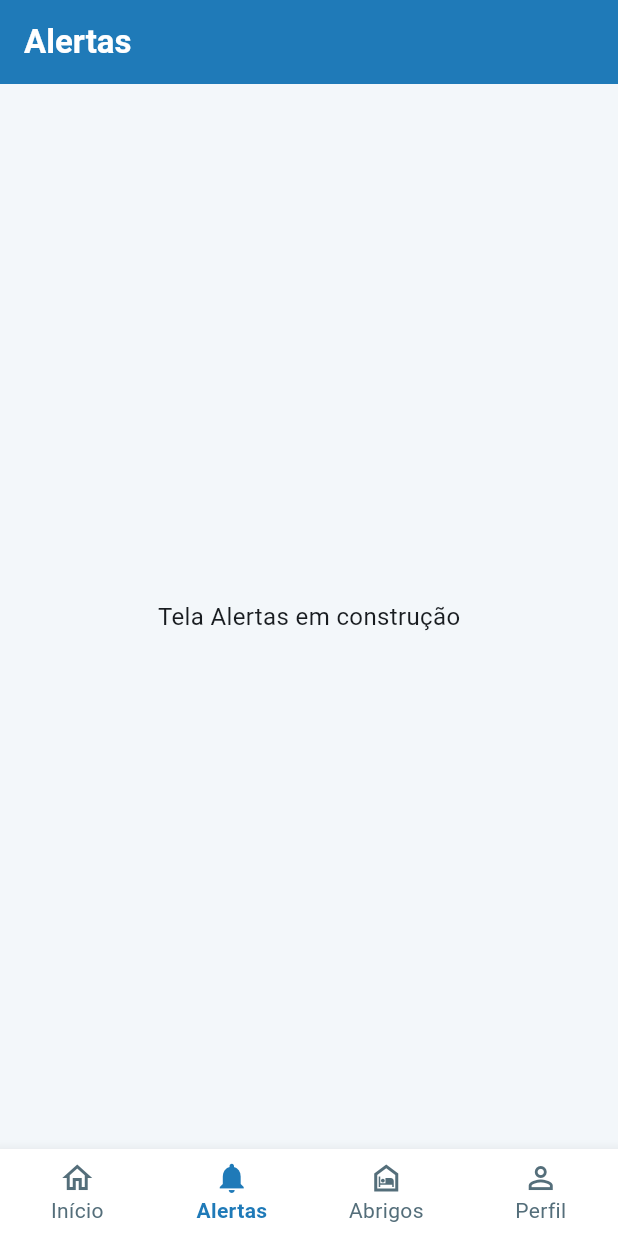
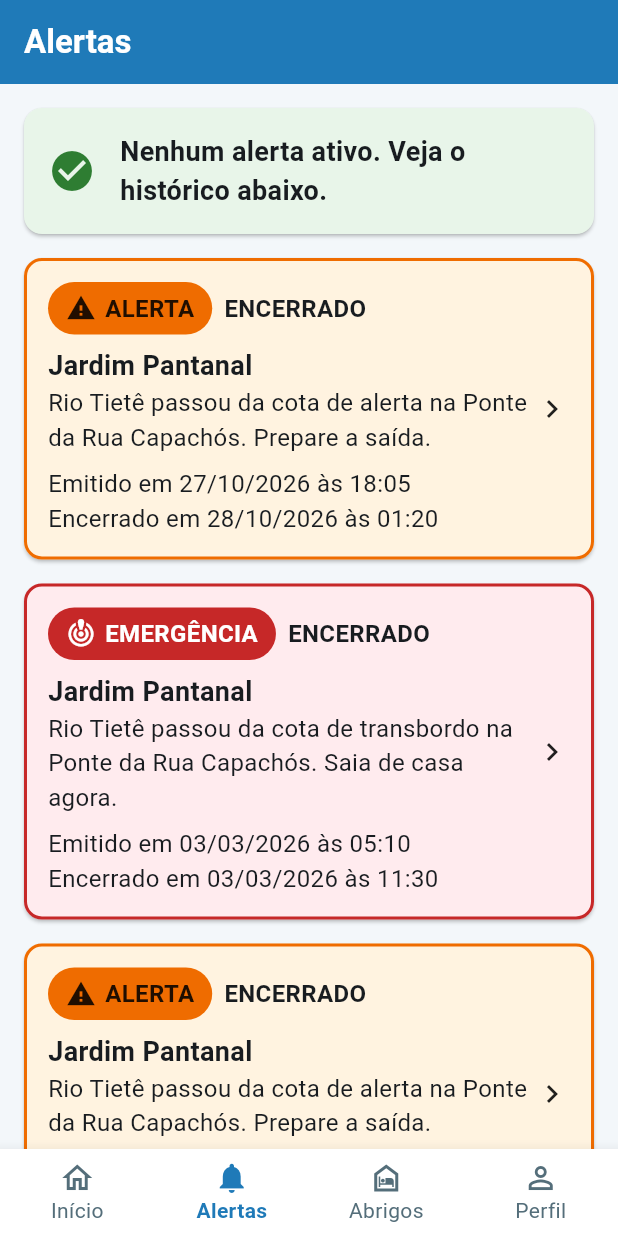
Before and after one commit to Raphael-Sinelli/guardario-mobile, a Flutter app: the CascaNavegacao screen opened directly, item 2 of the bottom bar chosen, on a phone screen of 412 x 824 dp. Run offline on Flutter 3.47's test engine with Material 3 defaults, Android fonts, the phone set to English and light mode, and no system bars; accounts and stored records are empty.

Commit message:
Adiciona os alertas e o detalhe do alerta
Lista de alertas com ListView.builder, alerta ativo em destaque e cards coloridos por nivel. O detalhe recebe o objeto Alerta pelo construtor e mostra o que fazer agora para cada nivel. O banner da tela inicial abre o detalhe. Datas formatadas a mao.

```diff
--- a/lib/telas/casca_navegacao.dart
+++ b/lib/telas/casca_navegacao.dart
@@ -1,10 +1,11 @@
 import 'package:flutter/material.dart';
 
+import 'tela_alertas.dart';
 import 'tela_inicio.dart';
 
 // Casca do app: guarda qual aba está aberta e mostra a BottomNavigationBar.
-// As abas Alertas, Abrigos e Perfil ainda são provisórias; as telas reais
-// entram nos próximos commits.
+// As abas Abrigos e Perfil ainda são provisórias; as telas reais entram nos
+// próximos commits.
 class CascaNavegacao extends StatefulWidget {
   const CascaNavegacao({super.key});
 
@@ -25,7 +26,7 @@ class _CascaNavegacaoState extends State<CascaNavegacao> {
   Widget build(BuildContext context) {
     final abas = [
       TelaInicio(irParaAba: _trocarAba),
-      const _AbaProvisoria(titulo: 'Alertas'),
+      const TelaAlertas(),
       const _AbaProvisoria(titulo: 'Abrigos'),
       const _AbaProvisoria(titulo: 'Perfil'),
     ];
--- /dev/null
+++ b/lib/telas/tela_alertas.dart
@@ -0,0 +1,187 @@
+import 'package:flutter/material.dart';
+
+import '../data/mock_data.dart';
+import '../models/alerta.dart';
+import '../models/nivel_risco.dart';
+import '../theme/app_theme.dart';
+import '../utils/formatar_data.dart';
+import '../widgets/selo_risco.dart';
+import 'tela_detalhe_alerta.dart';
+
+// Lista de alertas. O alerta ativo aparece em destaque, com o card cheio na
+// cor do nível. Os encerrados ficam com fundo claro.
+class TelaAlertas extends StatelessWidget {
+  const TelaAlertas({super.key});
+
+  @override
+  Widget build(BuildContext context) {
+    return Scaffold(
+      appBar: AppBar(
+        title: const Text('Alertas'),
+        automaticallyImplyLeading: false,
+      ),
+      body: ListView.builder(
+        padding: const EdgeInsets.all(AppTheme.espacoM),
+        // O item 0 é o resumo no topo; os alertas vêm depois
+        itemCount: alertas.length + 1,
+        itemBuilder: (context, indice) {
+          if (indice == 0) {
+            return _resumo(context);
+          }
+          final alerta = alertas[indice - 1];
+          return Padding(
+            padding: const EdgeInsets.only(bottom: AppTheme.espacoM),
+            child: _cartaoDoAlerta(context, alerta),
+          );
+        },
+      ),
+    );
+  }
+
+  Widget _resumo(BuildContext context) {
+    final temAtivo = alertas.any((alerta) => alerta.ativo);
+
+    if (!temAtivo) {
+      return Padding(
+        padding: const EdgeInsets.only(bottom: AppTheme.espacoM),
+        child: Card(
+          color: corClaraDoNivel(NivelRisco.normal),
+          child: const Padding(
+            padding: EdgeInsets.all(AppTheme.espacoM),
+            child: Row(
+              children: [
+                Icon(Icons.check_circle, color: AppTheme.corNormal, size: 32),
+                SizedBox(width: AppTheme.espacoM),
+                Expanded(
+                  child: Text(
+                    'Nenhum alerta ativo. Veja o histórico abaixo.',
+                    style: TextStyle(fontSize: 18, fontWeight: FontWeight.w600),
+                  ),
+                ),
+              ],
+            ),
+          ),
+        ),
+      );
+    }
+
+    return Padding(
+      padding: const EdgeInsets.only(bottom: AppTheme.espacoM),
+      child: Text(
+        'Alerta ativo em destaque',
+        style: Theme.of(context).textTheme.titleLarge,
+      ),
+    );
+  }
+
+  Widget _cartaoDoAlerta(BuildContext context, Alerta alerta) {
+    final cor = corDoNivel(alerta.nivel);
+    final corTexto = corTextoDoNivel(alerta.nivel);
+
+    return Card(
+      // Ativo: cor cheia do nível. Encerrado: versão clara da cor.
+      color: alerta.ativo ? cor : corClaraDoNivel(alerta.nivel),
+      shape: RoundedRectangleBorder(
+        borderRadius: BorderRadius.circular(AppTheme.raioCard),
+        side: BorderSide(color: cor, width: alerta.ativo ? 4 : 2),
+      ),
+      child: InkWell(
+        borderRadius: BorderRadius.circular(AppTheme.raioCard),
+        onTap: () {
+          Navigator.push(
+            context,
+            MaterialPageRoute(
+              builder: (context) => TelaDetalheAlerta(alerta: alerta),
+            ),
+          );
+        },
+        child: Padding(
+          padding: const EdgeInsets.all(AppTheme.espacoM),
+          child: alerta.ativo
+              ? _conteudoAtivo(alerta, corTexto)
+              : _conteudoEncerrado(alerta),
+        ),
+      ),
+    );
+  }
+
+  Widget _conteudoAtivo(Alerta alerta, Color corTexto) {
+    return Row(
+      children: [
+        Icon(iconeDoNivel(alerta.nivel), size: 40, color: corTexto),
+        const SizedBox(width: AppTheme.espacoM),
+        Expanded(
+          child: Column(
+            crossAxisAlignment: CrossAxisAlignment.start,
+            children: [
+              Text(
+                'ALERTA ATIVO',
+                style: TextStyle(
+                  color: corTexto,
+                  fontSize: 14,
+                  fontWeight: FontWeight.bold,
+                ),
+              ),
+              Text(
+                '${textoDoNivel(alerta.nivel)} em ${alerta.area}',
+                style: TextStyle(
+                  color: corTexto,
+                  fontSize: 22,
+                  fontWeight: FontWeight.bold,
+                ),
+              ),
+              const SizedBox(height: 4),
+              Text(alerta.mensagem, style: TextStyle(color: corTexto)),
+              const SizedBox(height: AppTheme.espacoP),
+              Text(
+                'Emitido em ${formatarDataHora(alerta.criadoEm)}',
+                style: TextStyle(color: corTexto),
+              ),
+            ],
+          ),
+        ),
+        Icon(Icons.chevron_right, color: corTexto),
+      ],
+    );
+  }
+
+  Widget _conteudoEncerrado(Alerta alerta) {
+    final encerradoEm = alerta.encerradoEm;
+
+    return Row(
+      children: [
+        Expanded(
+          child: Column(
+            crossAxisAlignment: CrossAxisAlignment.start,
+            children: [
+              Row(
+                children: [
+                  SeloRisco(nivel: alerta.nivel),
+                  const SizedBox(width: AppTheme.espacoP),
+                  const Text(
+                    'ENCERRADO',
+                    style: TextStyle(fontWeight: FontWeight.bold),
+                  ),
+                ],
+              ),
+              const SizedBox(height: AppTheme.espacoP),
+              Text(
+                alerta.area,
+                style: const TextStyle(
+                  fontSize: 18,
+                  fontWeight: FontWeight.bold,
+                ),
+              ),
+              Text(alerta.mensagem),
+              const SizedBox(height: AppTheme.espacoP),
+              Text('Emitido em ${formatarDataHora(alerta.criadoEm)}'),
+              if (encerradoEm != null)
+                Text('Encerrado em ${formatarDataHora(encerradoEm)}'),
+            ],
+          ),
+        ),
+        const Icon(Icons.chevron_right),
+      ],
+    );
+  }
+}
--- /dev/null
+++ b/lib/utils/formatar_data.dart
@@ -0,0 +1,16 @@
+// Datas formatadas à mão, sem pacote de formatação.
+
+String _doisDigitos(int numero) {
+  return numero.toString().padLeft(2, '0');
+}
+
+// Exemplo: 27/10/2026
+String formatarData(DateTime data) {
+  return '${_doisDigitos(data.day)}/${_doisDigitos(data.month)}/${data.year}';
+}
+
+// Exemplo: 27/10/2026 às 18:05
+String formatarDataHora(DateTime data) {
+  return '${formatarData(data)} às '
+      '${_doisDigitos(data.hour)}:${_doisDigitos(data.minute)}';
+}
```
Also changed, not shown: lib/telas/tela_detalhe_alerta.dart (added, +192 -0 lines), lib/telas/tela_inicio.dart (+30 -4 lines).
